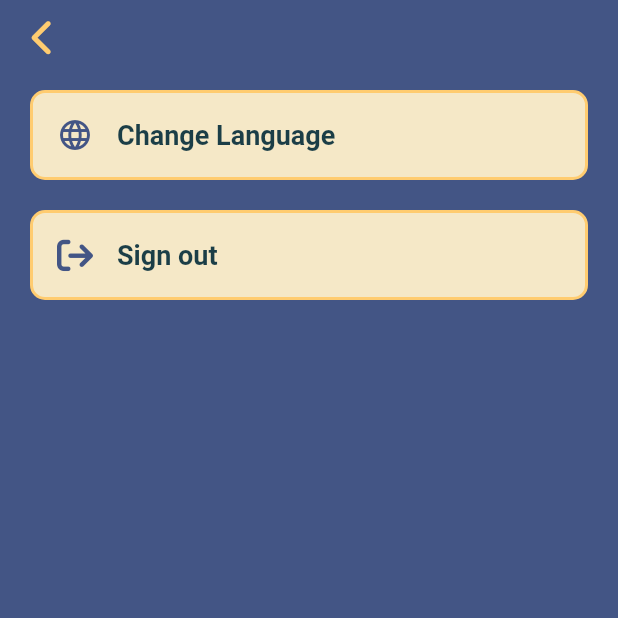
After one commit to SupanutPetch/mobile, a Flutter app: the BottomBar screen opened directly, item 5 of the bottom bar chosen, after a tap on the "settings" icon, on a phone screen of 412 x 824 dp, the top half of it. The commit adds this screen. Run offline on Flutter 3.47's test engine with Material 3 defaults, Android fonts, the phone set to English and light mode, and no system bars; our stand-ins replace firebase_auth, firebase_core, font_awesome_flutter, get, google_sign_in; accounts and stored records are empty; network calls fail.

Commit message:
day02
เพิ่มหน้าui(ยังไม่ครบ)

```diff
--- /dev/null
+++ b/lib/controller/profile.dart
@@ -0,0 +1,5 @@
+import 'package:get/get.dart';
+
+class ProfileController extends GetxController {
+  RxString image = "".obs;
+}
--- /dev/null
+++ b/lib/controller/setting/settingmenu_controller.dart
@@ -0,0 +1,33 @@
+import 'package:flutter/material.dart';
+
+import 'package:get/get.dart';
+import 'package:font_awesome_flutter/font_awesome_flutter.dart';
+import 'package:project_mobile/view/login_page.dart';
+
+class SettingMenuController extends GetxController {
+  List titles = [].obs;
+  List icon = [].obs;
+
+  @override
+  void onInit() async {
+    super.onInit();
+    await getmenu();
+  }
+
+  getmenu() {
+    titles.add("Change Language");
+    icon.add(Icons.language);
+    titles.add("Sign out");
+    icon.add(FontAwesomeIcons.arrowRightFromBracket);
+    update();
+  }
+
+  tabMenu(titles) {
+    switch (titles) {
+      case "Change Language":
+        () {};
+      case "Sign out":
+        Get.to(() => LoginPage());
+    }
+  }
+}
--- a/lib/view/bottombar.dart
+++ b/lib/view/bottombar.dart
@@ -1,73 +1,39 @@
 import 'package:flutter/material.dart';
+import 'package:font_awesome_flutter/font_awesome_flutter.dart';
 import 'package:get/get.dart';
 import 'package:project_mobile/constant/color.dart';
+import 'package:project_mobile/constant/font.dart';
 import 'package:project_mobile/controller/bottombar_controller.dart';
-import 'package:water_drop_nav_bar/water_drop_nav_bar.dart';
 
 class BottomBar extends StatelessWidget {
-  BottomBar({super.key});
-  final controller = Get.put(BottomBarController());
+  const BottomBar({super.key});
+
   @override
   Widget build(BuildContext context) {
+    final controller = Get.put(BottomBarController());
     return Scaffold(
-        body: PageView(
-          physics: const NeverScrollableScrollPhysics(),
-          controller: controller.pageController,
-          children: [
-            Container(
-              alignment: Alignment.center,
-              child: const Text("Page 1"),
-            ),
-            Container(
-              alignment: Alignment.center,
-              child: const Text("Page 2"),
-            ),
-            Container(
-              alignment: Alignment.center,
-              child: const Text("Page 3"),
-            ),
-            Container(
-              alignment: Alignment.center,
-              child: const Text("Page 4"),
-            ),
-          ],
-        ),
-        bottomNavigationBar: DecoratedBox(
-          decoration: BoxDecoration(
-            boxShadow: [
-              BoxShadow(
-                  color: Colors.black.withOpacity(0.2),
-                  offset: const Offset(0, 4),
-                  blurRadius: 8.0)
-            ],
-          ),
-          child: WaterDropNavBar(
+        body: Obx(() => controller.pages[controller.selectedIndex.value]),
+        bottomNavigationBar: Obx(
+          () => BottomNavigationBar(
+            type: BottomNavigationBarType.fixed,
             backgroundColor: AppColor.background,
-            onItemSelected: (int index) {
-              () => controller.changePage(index);
-
-              controller.pageController.animateToPage(
-                  controller.selectedPage ?? 0,
-                  duration: const Duration(milliseconds: 400),
-                  curve: Curves.easeOutQuad);
-            },
-            selectedIndex: controller.selectedPage ?? 0,
-            // nav bar items
-            barItems: <BarItem>[
-              BarItem(
-                filledIcon: Icons.home_rounded,
-                outlinedIcon: Icons.home_outlined,
-              ),
-              BarItem(
-                  filledIcon: Icons.phone_android_rounded,
-                  outlinedIcon: Icons.phone_android_outlined),
-              BarItem(
-                filledIcon: Icons.trending_flat_rounded,
-                outlinedIcon: Icons.trending_flat_outlined,
-              ),
-              BarItem(
-                  filledIcon: Icons.favorite_rounded,
-                  outlinedIcon: Icons.favorite_border_rounded),
+            selectedItemColor: AppColor.custard,
+            selectedLabelStyle: Font.base16B,
+            unselectedItemColor: AppColor.white,
+            elevation: 0,
+            showUnselectedLabels: false,
+            currentIndex: controller.selectedIndex.value,
+            onTap: controller.changePage,
+            items: const [
+              BottomNavigationBarItem(
+                  icon: Icon(FontAwesomeIcons.dumbbell), label: 'Exercise'),
+              BottomNavigationBarItem(
+                  icon: Icon(Icons.restaurant_menu), label: 'Eating'),
+              BottomNavigationBarItem(
+                  icon: Icon(FontAwesomeIcons.houseChimney), label: 'Home'),
+              BottomNavigationBarItem(icon: Icon(Icons.flag), label: 'Goal'),
+              BottomNavigationBarItem(
+                  icon: Icon(FontAwesomeIcons.userTie), label: 'Profile'),
             ],
           ),
         ));
--- /dev/null
+++ b/lib/view/home_page.dart
@@ -0,0 +1,82 @@
+import 'package:flutter/material.dart';
+import 'package:font_awesome_flutter/font_awesome_flutter.dart';
+import 'package:project_mobile/constant/font.dart';
+import 'package:project_mobile/constant/color.dart';
+
+class HomePage extends StatelessWidget {
+  const HomePage({super.key});
+  @override
+  Widget build(BuildContext context) {
+    return Scaffold(
+      backgroundColor: AppColor.background,
+      body: SafeArea(
+          child: Column(
+        crossAxisAlignment: CrossAxisAlignment.center,
+        mainAxisAlignment: MainAxisAlignment.center,
+        children: [
+          const Center(
+            child: Text("Home", style: Font.white30B),
+          ),
+          Padding(
+              padding: const EdgeInsets.fromLTRB(10, 20, 10, 50),
+              child: Container(
+                height: 500,
+                width: 380,
+                decoration: BoxDecoration(
+                    border: Border.all(width: 2),
+                    color: AppColor.cream,
+                    borderRadius: BorderRadius.circular(30)),
+                child: Padding(
+                  padding: const EdgeInsets.all(8.0),
+                  child: Column(
+                      crossAxisAlignment: CrossAxisAlignment.start,
+                      mainAxisAlignment: MainAxisAlignment.center,
+                      children: [
+                        const Text("Calories", style: Font.base20B),
+                        const Text("Remaining = Goal - Food + Exercise",
+                            style: Font.base18B),
+                        const SizedBox(height: 10),
+                        const Center(
+                            child: CircleAvatar(
+                          radius: 50,
+                          child: Icon(FontAwesomeIcons.personRunning, size: 50),
+                        )),
+                        const SizedBox(height: 20),
+                        Center(child: dataTarget("Goal", "data")),
+                        Row(
+                          children: [
+                            dataTarget("Food", "data"),
+                            dataTarget("Execise", "data")
+                          ],
+                        )
+                      ]),
+                ),
+              ))
+        ],
+      )),
+    );
+  }
+
+  Widget dataTarget(String title, String detail) {
+    return Column(children: [
+      Padding(
+        padding: const EdgeInsets.all(8.0),
+        child: Container(
+          height: 100,
+          width: 150,
+          decoration: BoxDecoration(
+              border: Border.all(width: 2, color: AppColor.darknavi),
+              borderRadius: BorderRadius.circular(20)),
+          child: Column(
+            mainAxisAlignment: MainAxisAlignment.start,
+            children: [
+              Text(title, style: Font.base16B),
+              const SizedBox(height: 20),
+              Text(detail, style: Font.base16)
+            ],
+          ),
+        ),
+      )
+    ]);
+  }
+}
--- /dev/null
+++ b/lib/view/profile_page.dart
@@ -0,0 +1,156 @@
+import 'package:get/get.dart';
+import 'package:flutter/material.dart';
+import 'package:project_mobile/view/setting_page.dart';
+import 'package:project_mobile/widget.dart';
+import 'package:project_mobile/constant/font.dart';
+import 'package:project_mobile/constant/color.dart';
+import 'package:project_mobile/view/welcome_page.dart';
+
+class ProfilePage extends StatelessWidget {
+  const ProfilePage({super.key});
+  @override
+  Widget build(BuildContext context) {
+    return Scaffold(
+      appBar: appbarProfile(),
+      backgroundColor: AppColor.background,
+      body: (Column(
+        crossAxisAlignment: CrossAxisAlignment.center,
+        mainAxisAlignment: MainAxisAlignment.center,
+        children: [
+          const Center(
+            child: Text("Profile", style: Font.white30B),
+          ),
+          Padding(
+            padding: const EdgeInsets.all(10),
+            child: Container(
+              height: 580,
+              decoration: BoxDecoration(
+                  border: Border.all(width: 2),
+                  color: AppColor.cream,
+                  borderRadius: BorderRadius.circular(30)),
+              child: Padding(
+                padding: const EdgeInsets.all(8.0),
+                child: ListView(
+                  children: [
+                    Center(
+                        child: Container(
+                            decoration: BoxDecoration(
+                                border:
+                                    Border.all(width: 4, color: AppColor.black),
+                                borderRadius: BorderRadius.circular(100)),
+                            child: const CircleAvatar(
+                                backgroundImage: NetworkImage(
+                                    "https://scontent.fbkk12-2.fna.fbcdn.net/v/t39.30808-6/404591651_891260859239848_2997869654705368734_n.jpg?_nc_cat=105&ccb=1-7&_nc_sid=efb6e6&_nc_eui2=AeG4WtLIZTIya8DpHk09pEU-KqRIa9U1NkIqpEhr1TU2QiSd4pd4Mh0lHXSq61f1o47ECGFdv2nYCUtC1ZsNF25K&_nc_ohc=UNey52qJdxoAX-Vgpvx&_nc_ht=scontent.fbkk12-2.fna&oh=00_AfD0SgbEGUD98qxaigmpLiVQWyxvuTmi03bIzmn7zJx4KA&oe=65706ADA"),
+                                radius: 50)
+                            // ??
+                            // const Icon(Icons.account_circle_sharp,
+                            //     size: 100, color: AppColor.background)
+                            )),
+                    const SizedBox(height: 30),
+                    dataUser("User :", "เพดเหน่ย"),
+                    dataUser("Email", "test@mail.com"),
+                    dataUser("age :", "24"),
+                    dataUser("Gender :", "Man"),
+                    Row(
+                      children: [
+                        dataTarget("BMR(kcal)", "data", "เผาผลาญในแต่ละวัน"),
+                        const Spacer(),
+                        dataTarget(
+                            "TEDD()kcal", "data", "เผาผลาญเมื่อทำกิจกรรม")
+                      ],
+                    ),
+                    const SizedBox(height: 15),
+                    Row(
+                      children: [
+                        dataTarget("Goal / Day", "data", "เป้าหมายต่อวัน"),
+                        const Spacer(),
+                        dataTarget("BMI", "data", "ดัชนีมวลกาย")
+                      ],
+                    ),
+                    const SizedBox(height: 10),
+                    Row(
+                        mainAxisAlignment: MainAxisAlignment.spaceAround,
+                        crossAxisAlignment: CrossAxisAlignment.center,
+                        children: [
+                          Button.button("Edit", () {}),
+                          Button.button("Logout",
+                              () => Get.to(() => const WelcomePage())),
+                        ])
+                  ],
+                ),
+              ),
+            ),
+          )
+        ],
+      )),
+    );
+  }
+
+  dataUser(String title, String detail) {
+    return Row(
+      crossAxisAlignment: CrossAxisAlignment.start,
+      mainAxisAlignment: MainAxisAlignment.start,
+      children: [
+        Text(title, style: Font.base20B),
+        Container(
+            width: 200,
+            decoration: const BoxDecoration(
+                border: Border(
+                    bottom: BorderSide(color: AppColor.black, width: 2))),
+            child: Center(
+                child: Text(
+              detail,
+              style: Font.base18,
+            ))),
+        const SizedBox(height: 40)
+      ],
+    );
+  }
+
+  Widget dataTarget(String title, String detail, String description) {
+    return Column(
+      children: [
+        Padding(
+          padding: const EdgeInsets.all(8.0),
+          child: Container(
+            height: 100,
+            width: 150,
+            decoration: BoxDecoration(
+                border: Border.all(width: 2, color: AppColor.darknavi),
+                borderRadius: BorderRadius.circular(20)),
+            child: Column(
+              mainAxisAlignment: MainAxisAlignment.start,
+              children: [
+                Text(title, style: Font.base16B),
+                const SizedBox(height: 20),
+                Text(detail, style: Font.base16)
+              ],
+            ),
+          ),
+        ),
+        Text(
+          description,
+          style: Font.base16,
+        )
+      ],
+    );
+  }
+
+  appbarProfile() {
+    return AppBar(
+      automaticallyImplyLeading: false,
+      elevation: 0,
+      toolbarHeight: 50,
+      backgroundColor: Colors.transparent,
+      leading: InkWell(
+        splashColor: Colors.transparent,
+        highlightColor: Colors.transparent,
+        child: Container(
+            margin: const EdgeInsets.only(left: 2),
+            child:
+                const Icon(Icons.settings, size: 25, color: AppColor.custard)),
+        onTap: () => Get.to(() => SettingPage()),
+      ),
+    );
+  }
+}
--- /dev/null
+++ b/lib/view/setting_page.dart
@@ -0,0 +1,38 @@
+import 'package:flutter/material.dart';
+import 'package:project_mobile/constant/font.dart';
+
+import '../widget.dart';
+import 'package:get/get.dart';
+import 'package:project_mobile/constant/color.dart';
+import 'package:project_mobile/controller/setting/settingmenu_controller.dart';
+
+class SettingPage extends StatelessWidget {
+  SettingPage({super.key});
+  final controller = Get.put(SettingMenuController());
+  @override
+  Widget build(BuildContext context) {
+    return Scaffold(
+        appBar: WidgetAll.appbar(),
+        backgroundColor: AppColor.background,
+        body: Obx(() => ListView.builder(
+            itemCount: controller.titles.length,
+            itemBuilder: ((context, index) {
+              return Padding(
+                padding: const EdgeInsets.fromLTRB(20, 10, 20, 10),
+                child: Container(
+                  decoration: BoxDecoration(
+                      color: AppColor.cream,
+                      border: Border.all(width: 2, color: AppColor.custard),
+                      borderRadius: BorderRadius.circular(10)),
+                  child: ListTile(
+                    leading: Icon(controller.icon[index]),
+                    iconColor: AppColor.background,
+                    title: Text(controller.titles[index]),
+                    titleTextStyle: Font.base18B,
+                    onTap: () => controller.tabMenu(controller.titles[index]),
+                  ),
+                ),
+              );
+            }))));
+  }
+}
--- a/lib/widget.dart
+++ b/lib/widget.dart
@@ -2,6 +2,7 @@ import 'package:flutter/material.dart';
 import 'package:font_awesome_flutter/font_awesome_flutter.dart';
 import 'package:get/get.dart';
 import 'package:project_mobile/constant/color.dart';
+import 'package:project_mobile/constant/font.dart';
 
 class Textformfields {
   static Widget fieldBlank(String title, IconData icon,
@@ -96,7 +97,7 @@ class Textformfields {
 }
 
 class Button {
-  static buttonSave(String label, var save) {
+  static Widget buttonLong(String label, var save) {
     return Container(
       width: 200,
       height: 50,
@@ -126,6 +127,18 @@ class Button {
       ),
     );
   }
+
+  static Widget button(String buttonName, dynamic function) {
+    return Center(
+      child: ElevatedButton(
+          style: ElevatedButton.styleFrom(backgroundColor: AppColor.custard),
+          onPressed: () => function(),
+          child: Text(
+            buttonName,
+            style: Font.white18B,
+          )),
+    );
+  }
 }
 
 class WidgetAll {
@@ -133,7 +146,7 @@ class WidgetAll {
     return AppBar(
       automaticallyImplyLeading: false,
       elevation: 0,
-      toolbarHeight: 30,
+      toolbarHeight: 50,
       backgroundColor: Colors.transparent,
       leading: InkWell(
         splashColor: Colors.transparent,
```
Also changed, not shown: lib/controller/bottombar_controller.dart (+18 -5 lines), lib/view/eating_page.dart (renamed from lib/view/dashboard_page.dart, +6 -9 lines), lib/view/exercise_page.dart (added, +40 -0 lines), lib/view/goal_page.dart (added, +40 -0 lines), lib/view/login_page.dart (+3 -4 lines), lib/view/register_page.dart (+3 -4 lines), lib/view/welcome_page.dart (+3 -15 lines).
